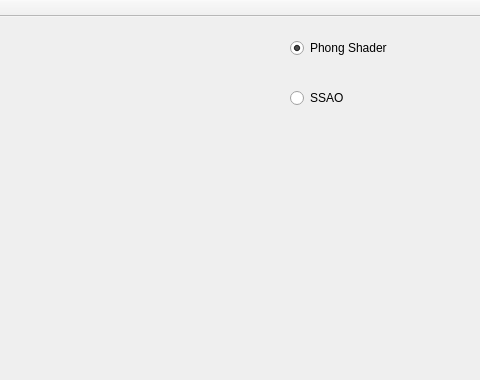
Above: samples/rendering/mainwindow.ui from diegomazala/tucano before the change; both pictures show x 350 to 830 and y 0 to 380 of the 830 by 485 pixel window. Below: the same form after it.
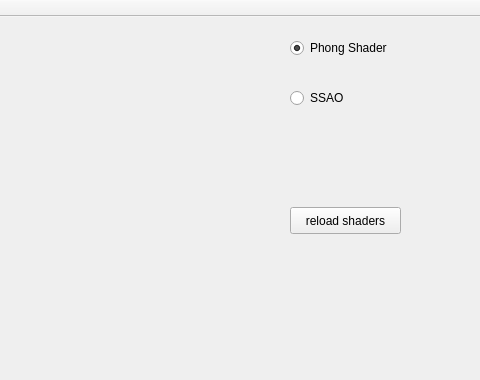
That is the form after the change. Custom widgets are drawn as their Qt base class.

Diff of the .ui file:
```diff
--- a/samples/rendering/mainwindow.ui
+++ b/samples/rendering/mainwindow.ui
@@ -59,6 +59,19 @@
      <string notr="true">group_effects</string>
     </attribute>
    </widget>
+   <widget class="QPushButton" name="button_reload_shaders">
+    <property name="geometry">
+     <rect>
+      <x>640</x>
+      <y>190</y>
+      <width>111</width>
+      <height>27</height>
+     </rect>
+    </property>
+    <property name="text">
+     <string>reload shaders</string>
+    </property>
+   </widget>
   </widget>
   <widget class="QMenuBar" name="menuBar">
    <property name="geometry">
```
